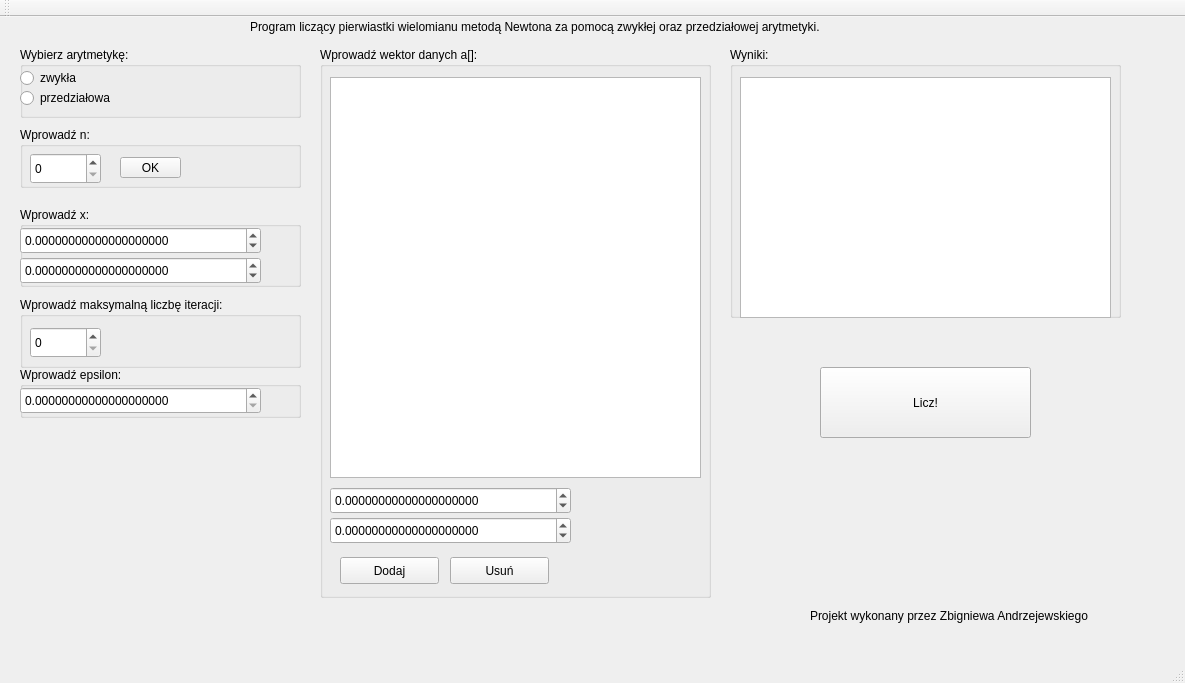
Qt form Newton/mainwindow.ui (Speego/EAN-Newton) before a commit.
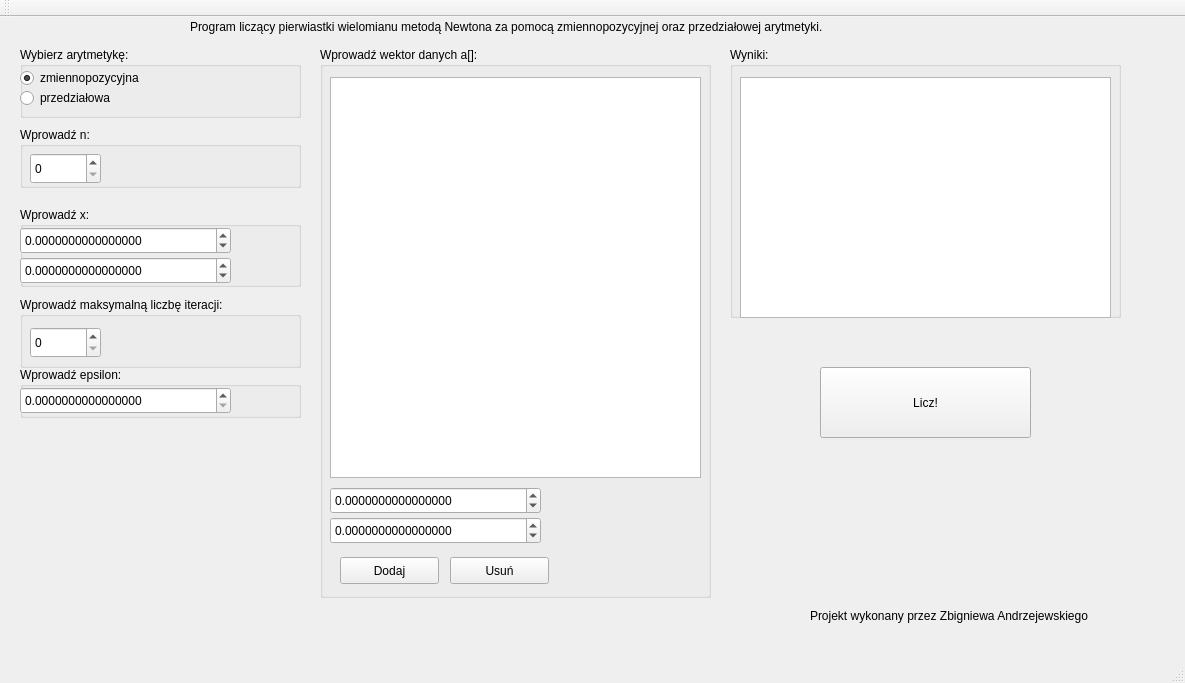
The same form after that commit.

Commit message: Integer and radio button inputs work. Problems with doubles.

Patch:
```diff
--- a/Newton/mainwindow.ui
+++ b/Newton/mainwindow.ui
@@ -17,14 +17,14 @@
    <widget class="QLabel" name="title">
     <property name="geometry">
      <rect>
-      <x>250</x>
+      <x>190</x>
       <y>0</y>
-      <width>741</width>
+      <width>821</width>
       <height>20</height>
      </rect>
     </property>
     <property name="text">
-     <string>Program liczący pierwiastki wielomianu metodą Newtona za pomocą zwykłej oraz przedziałowej arytmetyki.</string>
+     <string>Program liczący pierwiastki wielomianu metodą Newtona za pomocą zmiennopozycyjnej oraz przedziałowej arytmetyki.</string>
     </property>
    </widget>
    <widget class="QGroupBox" name="boxArithmeticChoice">
@@ -44,12 +44,15 @@
       <rect>
        <x>0</x>
        <y>20</y>
-       <width>81</width>
+       <width>161</width>
        <height>22</height>
       </rect>
      </property>
      <property name="text">
-      <string>zwykła</string>
+      <string>zmiennopozycyjna</string>
+     </property>
+     <property name="checked">
+      <bool>true</bool>
      </property>
     </widget>
     <widget class="QRadioButton" name="radioButtonArithmeticInterval">
@@ -91,19 +94,6 @@
       <number>9999</number>
      </property>
     </widget>
-    <widget class="QPushButton" name="pushButtonN">
-     <property name="geometry">
-      <rect>
-       <x>100</x>
-       <y>30</y>
-       <width>61</width>
-       <height>21</height>
-      </rect>
-     </property>
-     <property name="text">
-      <string>OK</string>
-     </property>
-    </widget>
    </widget>
    <widget class="QGroupBox" name="boxXChoice">
     <property name="geometry">
@@ -122,12 +112,12 @@
       <rect>
        <x>0</x>
        <y>20</y>
-       <width>241</width>
+       <width>211</width>
        <height>27</height>
       </rect>
      </property>
      <property name="decimals">
-      <number>20</number>
+      <number>16</number>
      </property>
      <property name="minimum">
       <double>-9999.000000000000000</double>
@@ -144,12 +134,12 @@
       <rect>
        <x>0</x>
        <y>50</y>
-       <width>241</width>
+       <width>211</width>
        <height>27</height>
       </rect>
      </property>
      <property name="decimals">
-      <number>20</number>
+      <number>16</number>
      </property>
      <property name="minimum">
       <double>-9999.000000000000000</double>
@@ -205,12 +195,12 @@
       <rect>
        <x>0</x>
        <y>20</y>
-       <width>241</width>
+       <width>211</width>
        <height>27</height>
       </rect>
      </property>
      <property name="decimals">
-      <number>20</number>
+      <number>16</number>
      </property>
      <property name="minimum">
       <double>0.000000000000000</double>
@@ -240,12 +230,12 @@
       <rect>
        <x>10</x>
        <y>440</y>
-       <width>241</width>
+       <width>211</width>
        <height>27</height>
       </rect>
      </property>
      <property name="decimals">
-      <number>20</number>
+      <number>16</number>
      </property>
      <property name="minimum">
       <double>-9999.000000000000000</double>
@@ -262,12 +252,12 @@
       <rect>
        <x>10</x>
        <y>470</y>
-       <width>241</width>
+       <width>211</width>
        <height>27</height>
       </rect>
      </property>
      <property name="decimals">
-      <number>20</number>
+      <number>16</number>
      </property>
      <property name="minimum">
       <double>-9999.000000000000000</double>
```
Left out of the diff: 3 changed lines with no effect on the pictures. The commit also changes 7 other files.
